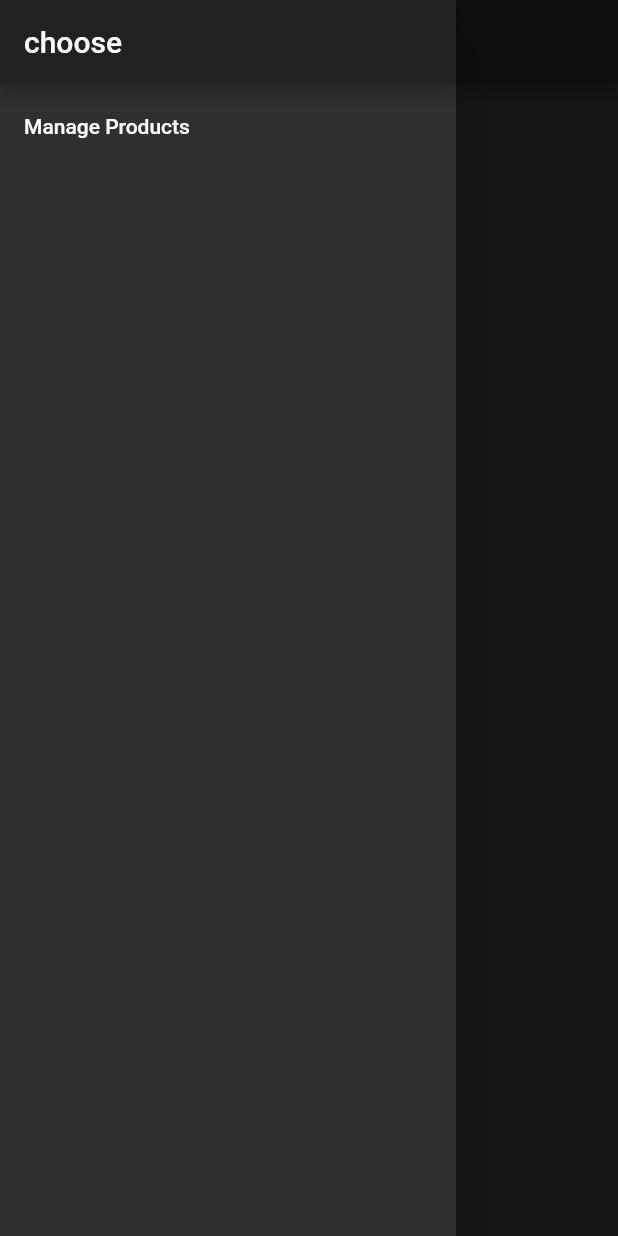
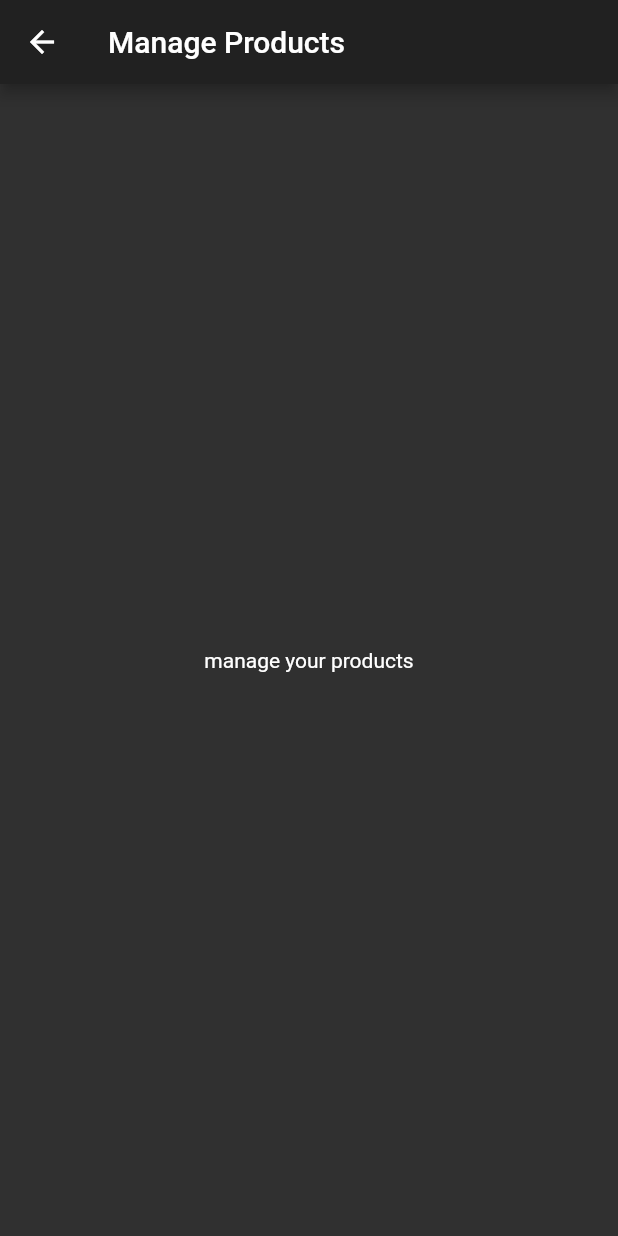
Before and after one commit to vijay0405/flutter_listing_codeAlong, a Flutter app: the ProductsPage screen opened directly, in the side drawer, after a tap on "Manage Products", on a phone screen of 412 x 824 dp. Run offline on Flutter 3.47's test engine with Material 2 defaults, Android fonts, the phone set to English and light mode, and no system bars.

Commit message:
added manage products page

```diff
--- /dev/null
+++ b/lib/pages/productAdmin.dart
@@ -0,0 +1,12 @@
+import 'package:flutter/material.dart';
+
+class ProductAdminPage extends StatelessWidget {
+  @override
+  Widget build(BuildContext context) {
+    return Scaffold(
+        appBar: AppBar(
+          title: Text('Manage Products'),
+        ),
+        body:Center(child: Text("manage your products"),));
+  }
+}
--- a/lib/pages/products.dart
+++ b/lib/pages/products.dart
@@ -1,6 +1,7 @@
 import 'package:flutter/material.dart';
 
 import '../product_manager.dart';
+import './productAdmin.dart';
 
 class ProductsPage extends StatelessWidget {
   @override
@@ -11,11 +12,17 @@ class ProductsPage extends StatelessWidget {
             children: <Widget>[
               AppBar(
                 automaticallyImplyLeading: false,
-                title: Text("choose"),),
-                ListTile(
-                  title: Text("Manage Products"),
-                  onTap: (){},
-                )
+                title: Text("choose"),
+              ),
+              ListTile(
+                title: Text("Manage Products"),
+                onTap: () {
+                  Navigator.push(
+                      context,
+                      MaterialPageRoute(
+                          builder: (BuildContext context) => ProductAdminPage()));
+                },
+              )
             ],
           ),
         ),
```
